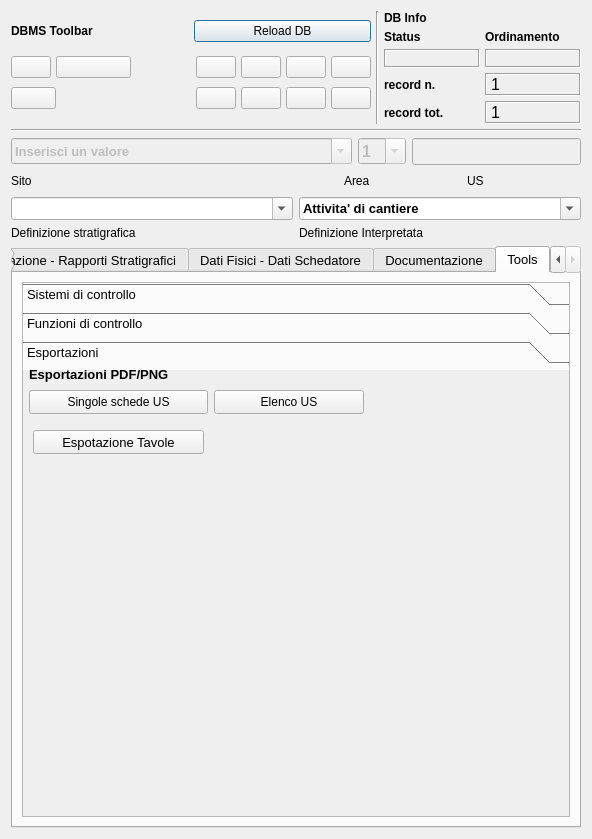
This is pyarchinit_dev20130710/modules/gui/pyarchinit_US_ui.ui in pyarchinit/pyarchinit_218 as Qt 5 draws it before an edit. The edited form follows.
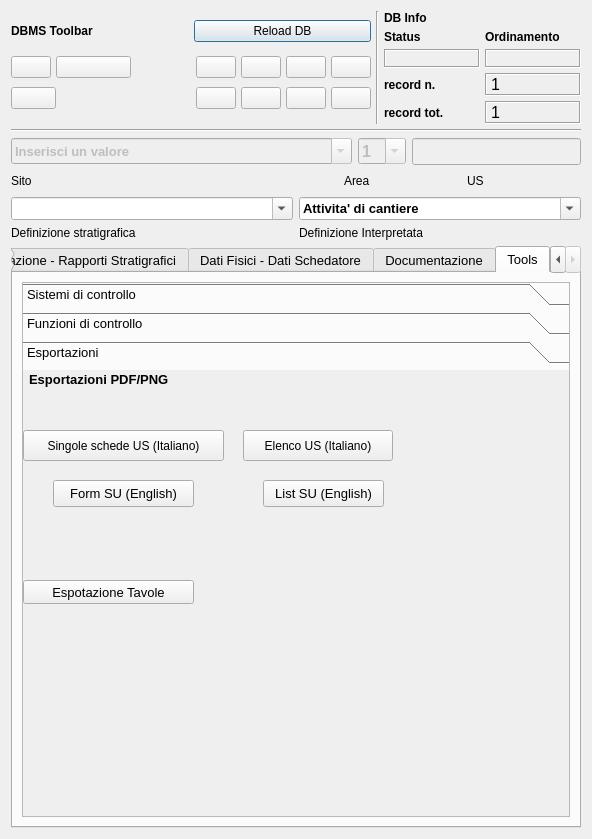
This is the edited form. The open tabs and pages were chosen to show the change. Icons and pictures are not drawn.

The edit to the form file:
```diff
--- a/pyarchinit_dev20130710/modules/gui/pyarchinit_US_ui.ui
+++ b/pyarchinit_dev20130710/modules/gui/pyarchinit_US_ui.ui
@@ -2370,16 +2370,24 @@
             </layout>
            </widget>
            <widget class="QWidget" name="page_3">
+            <property name="geometry">
+             <rect>
+              <x>0</x>
+              <y>0</y>
+              <width>548</width>
+              <height>404</height>
+             </rect>
+            </property>
             <attribute name="label">
              <string>Esportazioni</string>
             </attribute>
             <widget class="QPushButton" name="pushButton_exp_index_us">
              <property name="geometry">
               <rect>
-               <x>191</x>
-               <y>20</y>
+               <x>220</x>
+               <y>60</y>
                <width>150</width>
-               <height>24</height>
+               <height>31</height>
               </rect>
              </property>
              <property name="font">
@@ -2388,7 +2396,7 @@
               </font>
              </property>
              <property name="text">
-              <string>Elenco US</string>
+              <string>Elenco US (Italiano)</string>
              </property>
              <property name="icon">
               <iconset>
@@ -2401,7 +2409,7 @@
                <x>6</x>
                <y>-6</y>
                <width>179</width>
-               <height>20</height>
+               <height>31</height>
               </rect>
              </property>
              <property name="font">
@@ -2417,10 +2425,10 @@
             <widget class="QPushButton" name="pushButton_pdf_exp">
              <property name="geometry">
               <rect>
-               <x>6</x>
-               <y>20</y>
-               <width>179</width>
-               <height>24</height>
+               <x>0</x>
+               <y>60</y>
+               <width>201</width>
+               <height>31</height>
               </rect>
              </property>
              <property name="font">
@@ -2432,7 +2440,7 @@
               <string>Export PDF</string>
              </property>
              <property name="text">
-              <string>Singole schede US</string>
+              <string>Singole schede US (Italiano)</string>
              </property>
              <property name="icon">
               <iconset>
@@ -2442,8 +2450,8 @@
             <widget class="QPushButton" name="pushButton_exp_tavole">
              <property name="geometry">
               <rect>
-               <x>10</x>
-               <y>60</y>
+               <x>0</x>
+               <y>210</y>
                <width>171</width>
                <height>24</height>
               </rect>
@@ -2452,6 +2460,32 @@
               <string>Espotazione Tavole</string>
              </property>
             </widget>
+            <widget class="QPushButton" name="esportazione_su_en">
+             <property name="geometry">
+              <rect>
+               <x>30</x>
+               <y>110</y>
+               <width>141</width>
+               <height>27</height>
+              </rect>
+             </property>
+             <property name="text">
+              <string>Form SU (English)</string>
+             </property>
+            </widget>
+            <widget class="QPushButton" name="esportazione_index_en">
+             <property name="geometry">
+              <rect>
+               <x>240</x>
+               <y>110</y>
+               <width>121</width>
+               <height>27</height>
+              </rect>
+             </property>
+             <property name="text">
+              <string>List SU (English)</string>
+             </property>
+            </widget>
            </widget>
           </widget>
          </item>
```
Left out of the diff: 16 changed lines with no effect on the pictures.
